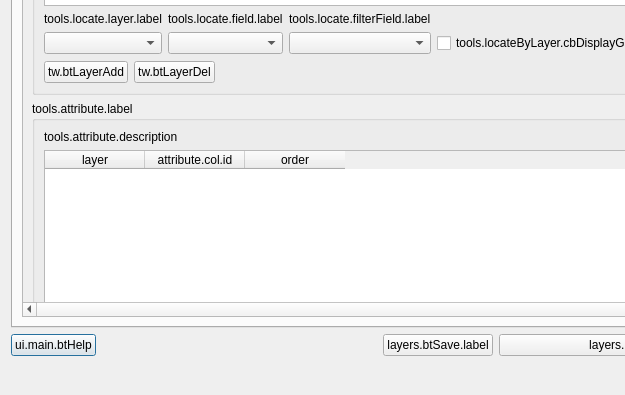
First picture: the form in ui_lizmap.ui, repository 3liz/lizmap-plugin, before the edit; both pictures show x 0 to 625 and y 291 to 686 of the 791 by 686 pixel window.
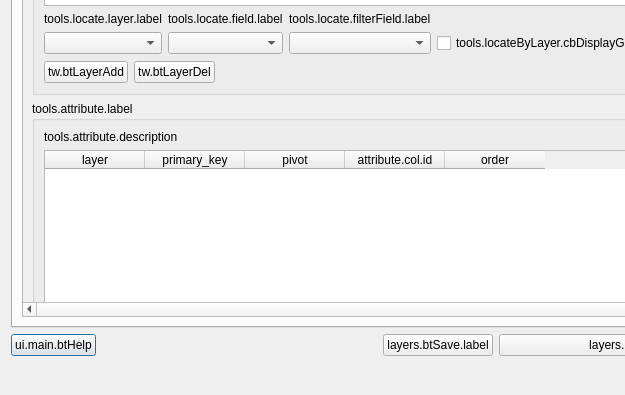
Second picture: the form after the edit. The open tabs and pages were chosen to show the change.

Commit message: Improve attribute table tool : ask for unique ID column and if table is pivot

```diff
--- a/ui_lizmap.ui
+++ b/ui_lizmap.ui
@@ -1567,7 +1567,7 @@
           <property name="geometry">
            <rect>
             <x>0</x>
-            <y>-896</y>
+            <y>0</y>
             <width>1031</width>
             <height>1761</height>
            </rect>
@@ -1827,6 +1827,16 @@
                   <string>layer</string>
                  </property>
                 </column>
+                <column>
+                 <property name="text">
+                  <string>primary_key</string>
+                 </property>
+                </column>
+                <column>
+                 <property name="text">
+                  <string>pivot</string>
+                 </property>
+                </column>
                 <column>
                  <property name="text">
                   <string>attribute.col.id</string>
```
Left out of the diff: 20 changed lines with no effect on the pictures. The commit also changes 10 other files.
